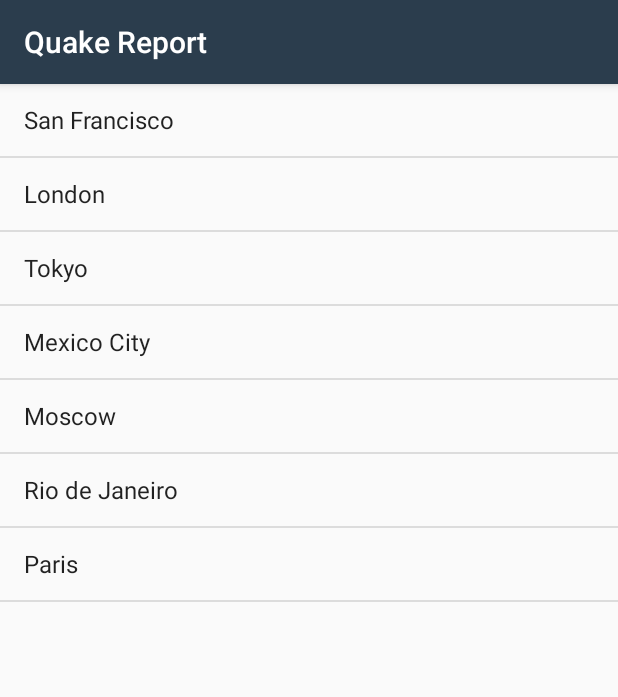
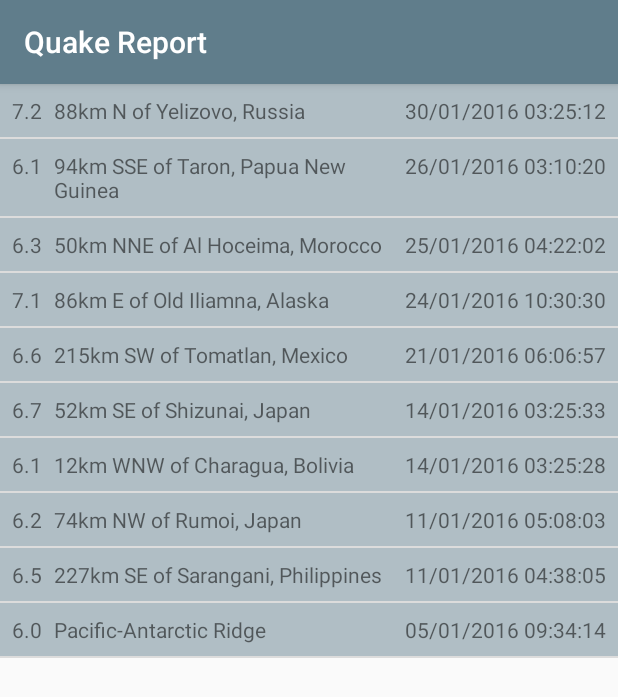
Before and after one commit to itchrand/QuakeReport, an Android app: the screen it shows after launch (EarthquakeActivity), on a phone screen of 412 x 824 dp. Shown: the top 697 px of the screen. Run offline under Robolectric (Android 15) with nearby library versions, the phone set to English and light mode, and no system bars.

Commit message:
Json parses from static. earthquakes are as list shown.

```diff
--- /dev/null
+++ b/app/src/main/java/it/chrand/quakereport/Earthquake.kt
@@ -0,0 +1,3 @@
+package it.chrand.quakereport
+
+class Earthquake (val magnitude: Double, val location: String, val date: String)
--- a/app/src/main/java/it/chrand/quakereport/EarthquakeActivity.kt
+++ b/app/src/main/java/it/chrand/quakereport/EarthquakeActivity.kt
@@ -16,24 +16,13 @@ class EarthquakeActivity : AppCompatActivity() {
         setContentView(R.layout.earthquake_activity)
 
         // Create a fake list of earthquake locations.
-        val earthquakes = ArrayList<String>()
-        earthquakes.add("San Francisco")
-        earthquakes.add("London")
-        earthquakes.add("Tokyo")
-        earthquakes.add("Mexico City")
-        earthquakes.add("Moscow")
-        earthquakes.add("Rio de Janeiro")
-        earthquakes.add("Paris")
+        val earthquakes = QueryUtils.extractEarthquakes()
 
         // Find a reference to the {@link ListView} in the layout
         val earthquakeListView = findViewById<View>(R.id.list) as ListView
 
-        // Create a new {@link ArrayAdapter} of earthquakes
-        val adapter = ArrayAdapter<String>(
-                this, android.R.layout.simple_list_item_1, earthquakes)
+        val itemsAdapter = EarthquakeAdapter(this, earthquakes, R.color.colorPrimaryLight)
 
-        // Set the adapter on the {@link ListView}
-        // so the list can be populated in the user interface
-        earthquakeListView.setAdapter(adapter)
+        earthquakeListView.setAdapter(itemsAdapter)
     }
 }
--- /dev/null
+++ b/app/src/main/java/it/chrand/quakereport/EarthquakeAdapter.kt
@@ -0,0 +1,44 @@
+package it.chrand.quakereport
+
+import android.content.Context
+import android.support.v4.content.ContextCompat
+import android.view.View
+import android.view.ViewGroup
+import android.widget.ArrayAdapter
+import android.widget.TextView
+import android.view.LayoutInflater
+import android.widget.LinearLayout
+
+
+class EarthquakeAdapter(val getContext: Context, val list: ArrayList<Earthquake>, val backgroundColorId: Int) :
+        ArrayAdapter<Earthquake>(getContext, 0, list) {
+
+    override fun getView(position: Int, convertView: View?, parent: ViewGroup): View? {
+        var listItemView = convertView
+        if (listItemView == null) {
+            listItemView = LayoutInflater.from(context).inflate(
+                    R.layout.list_item, parent, false)
+
+            val textContainer = listItemView!!.findViewById(R.id.text_container) as LinearLayout
+            // find the color the ressourceId maps to
+            val color = ContextCompat.getColor(getContext, backgroundColorId)
+            textContainer.setBackgroundColor(color)
+        }
+
+        // Get the object located at this position in the list
+        val currentItem = list[position]
+
+        val miwokTextView = listItemView!!.findViewById(R.id.mag_text) as TextView
+        miwokTextView.setText(currentItem.magnitude.toString())
+
+        val locationTextView = listItemView.findViewById(R.id.location_text) as TextView
+        locationTextView.setText(currentItem.location)
+
+        val dateTextView = listItemView.findViewById(R.id.date_text) as TextView
+        dateTextView.setText(currentItem.date)
+
+        // Return the whole list item layout (containing 2 TextViews)
+        // so that it can be shown in the ListView
+        return listItemView
+    }
+}
--- /dev/null
+++ b/app/src/main/java/it/chrand/quakereport/QueryUtils.kt
@@ -0,0 +1,69 @@
+package it.chrand.quakereport
+
+import android.util.Log
+
+import org.json.JSONArray
+import org.json.JSONException
+import org.json.JSONObject
+import java.text.SimpleDateFormat
+
+import java.util.ArrayList
+
+/**
+ * Helper methods related to requesting and receiving earthquake data from USGS.
+ */
+object QueryUtils {
+
+    /** Sample JSON response for a USGS query  */
+    private val SAMPLE_JSON_RESPONSE = "{\"type\":\"FeatureCollection\",\"metadata\":{\"generated\":1462295443000,\"url\":\"http://earthquake.usgs.gov/fdsnws/event/1/query?format=geojson&starttime=2016-01-01&endtime=2016-01-31&minmag=6&limit=10\",\"title\":\"USGS Earthquakes\",\"status\":200,\"api\":\"1.5.2\",\"limit\":10,\"offset\":1,\"count\":10},\"features\":[{\"type\":\"Feature\",\"properties\":{\"mag\":7.2,\"place\":\"88km N of Yelizovo, Russia\",\"time\":1454124312220,\"updated\":1460674294040,\"tz\":720,\"url\":\"http://earthquake.usgs.gov/earthquakes/eventpage/us20004vvx\",\"detail\":\"http://earthquake.usgs.gov/fdsnws/event/1/query?eventid=us20004vvx&format=geojson\",\"felt\":2,\"cdi\":3.4,\"mmi\":5.82,\"alert\":\"green\",\"status\":\"reviewed\",\"tsunami\":1,\"sig\":798,\"net\":\"us\",\"code\":\"20004vvx\",\"ids\":\",at00o1qxho,pt16030050,us20004vvx,gcmt20160130032510,\",\"sources\":\",at,pt,us,gcmt,\",\"types\":\",cap,dyfi,finite-fault,general-link,general-text,geoserve,impact-link,impact-text,losspager,moment-tensor,nearby-cities,origin,phase-data,shakemap,tectonic-summary,\",\"nst\":null,\"dmin\":0.958,\"rms\":1.19,\"gap\":17,\"magType\":\"mww\",\"type\":\"earthquake\",\"title\":\"M 7.2 - 88km N of Yelizovo, Russia\"},\"geometry\":{\"type\":\"Point\",\"coordinates\":[158.5463,53.9776,177]},\"id\":\"us20004vvx\"},\n" +
+            "{\"type\":\"Feature\",\"properties\":{\"mag\":6.1,\"place\":\"94km SSE of Taron, Papua New Guinea\",\"time\":1453777820750,\"updated\":1460156775040,\"tz\":600,\"url\":\"http://earthquake.usgs.gov/earthquakes/eventpage/us20004uks\",\"detail\":\"http://earthquake.usgs.gov/fdsnws/event/1/query?eventid=us20004uks&format=geojson\",\"felt\":null,\"cdi\":null,\"mmi\":4.1,\"alert\":\"green\",\"status\":\"reviewed\",\"tsunami\":1,\"sig\":572,\"net\":\"us\",\"code\":\"20004uks\",\"ids\":\",us20004uks,gcmt20160126031023,\",\"sources\":\",us,gcmt,\",\"types\":\",cap,geoserve,losspager,moment-tensor,nearby-cities,origin,phase-data,shakemap,tectonic-summary,\",\"nst\":null,\"dmin\":1.537,\"rms\":0.74,\"gap\":25,\"magType\":\"mww\",\"type\":\"earthquake\",\"title\":\"M 6.1 - 94km SSE of Taron, Papua New Guinea\"},\"geometry\":{\"type\":\"Point\",\"coordinates\":[153.2454,-5.2952,26]},\"id\":\"us20004uks\"},\n" +
+            "{\"type\":\"Feature\",\"properties\":{\"mag\":6.3,\"place\":\"50km NNE of Al Hoceima, Morocco\",\"time\":1453695722730,\"updated\":1460156773040,\"tz\":0,\"url\":\"http://earthquake.usgs.gov/earthquakes/eventpage/us10004gy9\",\"detail\":\"http://earthquake.usgs.gov/fdsnws/event/1/query?eventid=us10004gy9&format=geojson\",\"felt\":117,\"cdi\":7.2,\"mmi\":5.28,\"alert\":\"green\",\"status\":\"reviewed\",\"tsunami\":0,\"sig\":695,\"net\":\"us\",\"code\":\"10004gy9\",\"ids\":\",us10004gy9,gcmt20160125042203,\",\"sources\":\",us,gcmt,\",\"types\":\",cap,dyfi,geoserve,impact-text,losspager,moment-tensor,nearby-cities,origin,phase-data,shakemap,tectonic-summary,\",\"nst\":null,\"dmin\":2.201,\"rms\":0.92,\"gap\":20,\"magType\":\"mww\",\"type\":\"earthquake\",\"title\":\"M 6.3 - 50km NNE of Al Hoceima, Morocco\"},\"geometry\":{\"type\":\"Point\",\"coordinates\":[-3.6818,35.6493,12]},\"id\":\"us10004gy9\"},\n" +
+            "{\"type\":\"Feature\",\"properties\":{\"mag\":7.1,\"place\":\"86km E of Old Iliamna, Alaska\",\"time\":1453631430230,\"updated\":1460156770040,\"tz\":-540,\"url\":\"http://earthquake.usgs.gov/earthquakes/eventpage/us10004gqp\",\"detail\":\"http://earthquake.usgs.gov/fdsnws/event/1/query?eventid=us10004gqp&format=geojson\",\"felt\":1816,\"cdi\":7.2,\"mmi\":6.6,\"alert\":\"green\",\"status\":\"reviewed\",\"tsunami\":1,\"sig\":1496,\"net\":\"us\",\"code\":\"10004gqp\",\"ids\":\",at00o1gd6r,us10004gqp,ak12496371,gcmt20160124103030,\",\"sources\":\",at,us,ak,gcmt,\",\"types\":\",cap,dyfi,finite-fault,general-link,general-text,geoserve,impact-link,impact-text,losspager,moment-tensor,nearby-cities,origin,phase-data,shakemap,tectonic-summary,trump-origin,\",\"nst\":null,\"dmin\":0.72,\"rms\":2.11,\"gap\":19,\"magType\":\"mww\",\"type\":\"earthquake\",\"title\":\"M 7.1 - 86km E of Old Iliamna, Alaska\"},\"geometry\":{\"type\":\"Point\",\"coordinates\":[-153.4051,59.6363,129]},\"id\":\"us10004gqp\"},\n" +
+            "{\"type\":\"Feature\",\"properties\":{\"mag\":6.6,\"place\":\"215km SW of Tomatlan, Mexico\",\"time\":1453399617650,\"updated\":1459963829040,\"tz\":-420,\"url\":\"http://earthquake.usgs.gov/earthquakes/eventpage/us10004g4l\",\"detail\":\"http://earthquake.usgs.gov/fdsnws/event/1/query?eventid=us10004g4l&format=geojson\",\"felt\":11,\"cdi\":2.7,\"mmi\":3.92,\"alert\":\"green\",\"status\":\"reviewed\",\"tsunami\":1,\"sig\":673,\"net\":\"us\",\"code\":\"10004g4l\",\"ids\":\",at00o1bebo,pt16021050,us10004g4l,gcmt20160121180659,\",\"sources\":\",at,pt,us,gcmt,\",\"types\":\",cap,dyfi,geoserve,impact-link,impact-text,losspager,moment-tensor,nearby-cities,origin,phase-data,shakemap,tectonic-summary,\",\"nst\":null,\"dmin\":2.413,\"rms\":0.98,\"gap\":74,\"magType\":\"mww\",\"type\":\"earthquake\",\"title\":\"M 6.6 - 215km SW of Tomatlan, Mexico\"},\"geometry\":{\"type\":\"Point\",\"coordinates\":[-106.9337,18.8239,10]},\"id\":\"us10004g4l\"},\n" +
+            "{\"type\":\"Feature\",\"properties\":{\"mag\":6.7,\"place\":\"52km SE of Shizunai, Japan\",\"time\":1452741933640,\"updated\":1459304879040,\"tz\":540,\"url\":\"http://earthquake.usgs.gov/earthquakes/eventpage/us10004ebx\",\"detail\":\"http://earthquake.usgs.gov/fdsnws/event/1/query?eventid=us10004ebx&format=geojson\",\"felt\":51,\"cdi\":5.8,\"mmi\":6.45,\"alert\":\"green\",\"status\":\"reviewed\",\"tsunami\":1,\"sig\":720,\"net\":\"us\",\"code\":\"10004ebx\",\"ids\":\",us10004ebx,pt16014050,at00o0xauk,gcmt20160114032534,\",\"sources\":\",us,pt,at,gcmt,\",\"types\":\",associate,cap,dyfi,geoserve,impact-link,impact-text,losspager,moment-tensor,nearby-cities,origin,phase-data,shakemap,\",\"nst\":null,\"dmin\":0.281,\"rms\":0.98,\"gap\":22,\"magType\":\"mww\",\"type\":\"earthquake\",\"title\":\"M 6.7 - 52km SE of Shizunai, Japan\"},\"geometry\":{\"type\":\"Point\",\"coordinates\":[142.781,41.9723,46]},\"id\":\"us10004ebx\"},\n" +
+            "{\"type\":\"Feature\",\"properties\":{\"mag\":6.1,\"place\":\"12km WNW of Charagua, Bolivia\",\"time\":1452741928270,\"updated\":1459304879040,\"tz\":-240,\"url\":\"http://earthquake.usgs.gov/earthquakes/eventpage/us10004ebw\",\"detail\":\"http://earthquake.usgs.gov/fdsnws/event/1/query?eventid=us10004ebw&format=geojson\",\"felt\":3,\"cdi\":2.2,\"mmi\":2.21,\"alert\":\"green\",\"status\":\"reviewed\",\"tsunami\":0,\"sig\":573,\"net\":\"us\",\"code\":\"10004ebw\",\"ids\":\",us10004ebw,gcmt20160114032528,\",\"sources\":\",us,gcmt,\",\"types\":\",cap,dyfi,geoserve,impact-text,losspager,moment-tensor,nearby-cities,origin,phase-data,shakemap,tectonic-summary,\",\"nst\":null,\"dmin\":5.492,\"rms\":1.04,\"gap\":16,\"magType\":\"mww\",\"type\":\"earthquake\",\"title\":\"M 6.1 - 12km WNW of Charagua, Bolivia\"},\"geometry\":{\"type\":\"Point\",\"coordinates\":[-63.3288,-19.7597,582.56]},\"id\":\"us10004ebw\"},\n" +
+            "{\"type\":\"Feature\",\"properties\":{\"mag\":6.2,\"place\":\"74km NW of Rumoi, Japan\",\"time\":1452532083920,\"updated\":1459304875040,\"tz\":540,\"url\":\"http://earthquake.usgs.gov/earthquakes/eventpage/us10004djn\",\"detail\":\"http://earthquake.usgs.gov/fdsnws/event/1/query?eventid=us10004djn&format=geojson\",\"felt\":8,\"cdi\":3.4,\"mmi\":3.74,\"alert\":\"green\",\"status\":\"reviewed\",\"tsunami\":0,\"sig\":594,\"net\":\"us\",\"code\":\"10004djn\",\"ids\":\",us10004djn,gcmt20160111170803,\",\"sources\":\",us,gcmt,\",\"types\":\",cap,dyfi,geoserve,impact-text,losspager,moment-tensor,nearby-cities,origin,phase-data,shakemap,tectonic-summary,\",\"nst\":null,\"dmin\":1.139,\"rms\":0.96,\"gap\":33,\"magType\":\"mww\",\"type\":\"earthquake\",\"title\":\"M 6.2 - 74km NW of Rumoi, Japan\"},\"geometry\":{\"type\":\"Point\",\"coordinates\":[141.0867,44.4761,238.81]},\"id\":\"us10004djn\"},\n" +
+            "{\"type\":\"Feature\",\"properties\":{\"mag\":6.5,\"place\":\"227km SE of Sarangani, Philippines\",\"time\":1452530285900,\"updated\":1459304874040,\"tz\":480,\"url\":\"http://earthquake.usgs.gov/earthquakes/eventpage/us10004dj5\",\"detail\":\"http://earthquake.usgs.gov/fdsnws/event/1/query?eventid=us10004dj5&format=geojson\",\"felt\":1,\"cdi\":2.7,\"mmi\":7.5,\"alert\":\"green\",\"status\":\"reviewed\",\"tsunami\":1,\"sig\":650,\"net\":\"us\",\"code\":\"10004dj5\",\"ids\":\",at00o0srjp,pt16011050,us10004dj5,gcmt20160111163807,\",\"sources\":\",at,pt,us,gcmt,\",\"types\":\",cap,dyfi,geoserve,impact-link,impact-text,losspager,moment-tensor,nearby-cities,origin,phase-data,shakemap,tectonic-summary,\",\"nst\":null,\"dmin\":3.144,\"rms\":0.72,\"gap\":22,\"magType\":\"mww\",\"type\":\"earthquake\",\"title\":\"M 6.5 - 227km SE of Sarangani, Philippines\"},\"geometry\":{\"type\":\"Point\",\"coordinates\":[126.8621,3.8965,13]},\"id\":\"us10004dj5\"},\n" +
+            "{\"type\":\"Feature\",\"properties\":{\"mag\":6,\"place\":\"Pacific-Antarctic Ridge\",\"time\":1451986454620,\"updated\":1459202978040,\"tz\":-540,\"url\":\"http://earthquake.usgs.gov/earthquakes/eventpage/us10004bgk\",\"detail\":\"http://earthquake.usgs.gov/fdsnws/event/1/query?eventid=us10004bgk&format=geojson\",\"felt\":0,\"cdi\":1,\"mmi\":0,\"alert\":\"green\",\"status\":\"reviewed\",\"tsunami\":0,\"sig\":554,\"net\":\"us\",\"code\":\"10004bgk\",\"ids\":\",us10004bgk,gcmt20160105093415,\",\"sources\":\",us,gcmt,\",\"types\":\",cap,dyfi,geoserve,losspager,moment-tensor,nearby-cities,origin,phase-data,shakemap,\",\"nst\":null,\"dmin\":30.75,\"rms\":0.67,\"gap\":71,\"magType\":\"mww\",\"type\":\"earthquake\",\"title\":\"M 6.0 - Pacific-Antarctic Ridge\"},\"geometry\":{\"type\":\"Point\",\"coordinates\":[-136.2603,-54.2906,10]},\"id\":\"us10004bgk\"}],\"bbox\":[-153.4051,-54.2906,10,158.5463,59.6363,582.56]}"
+
+    /**
+     * Return a list of [Earthquake] objects that has been built up from
+     * parsing a JSON response.
+     */
+    fun extractEarthquakes(): ArrayList<Earthquake> {
+
+        // Create an empty ArrayList that we can start adding earthquakes to
+        val earthquakes = ArrayList<Earthquake>()
+
+        // Try to parse the SAMPLE_JSON_RESPONSE. If there's a problem with the way the JSON
+        // is formatted, a JSONException exception object will be thrown.
+        // Catch the exception so the app doesn't crash, and print the error message to the logs.
+        try {
+            // TODO: Parse the response given by the SAMPLE_JSON_RESPONSE string and
+            // build up a list of Earthquake objects with the corresponding data.
+            val formatter = SimpleDateFormat("dd/MM/yyyy hh:mm:ss.SSS")
+
+            val rootObject = JSONObject(SAMPLE_JSON_RESPONSE)
+            val featuresArray = rootObject.getJSONArray("features")
+            for (index in 0..featuresArray.length()) {
+                val featuresObject = featuresArray.getJSONObject(index)
+                val propertiesObject = featuresObject.getJSONObject("properties")
+                val formatter = SimpleDateFormat("dd/MM/yyyy hh:mm:ss")
+                earthquakes.add(
+                        Earthquake(propertiesObject.getDouble("mag"),
+                                   propertiesObject.getString("place"),
+                                   formatter.format(propertiesObject.getLong("time"))))
+            }
+
+        } catch (e: JSONException) {
+            // If an error is thrown when executing any of the above statements in the "try" block,
+            // catch the exception here, so the app doesn't crash. Print a log message
+            // with the message from the exception.
+            Log.e("QueryUtils", "Problem parsing the earthquake JSON results", e)
+        }
+
+        // Return the list of earthquakes
+        return earthquakes
+    }
+
+}
--- /dev/null
+++ b/app/src/main/res/layout/list_item.xml
@@ -0,0 +1,34 @@
+<?xml version="1.0" encoding="utf-8"?>
+<LinearLayout
+    xmlns:android="http://schemas.android.com/apk/res/android"
+    xmlns:tools="http://schemas.android.com/tools"
+    android:id="@+id/text_container"
+    android:layout_width="match_parent"
+    android:layout_height="wrap_content"
+    android:orientation="horizontal"
+    android:padding="8dp">
+
+    <TextView
+        android:id="@+id/mag_text"
+        android:layout_width="wrap_content"
+        android:layout_height="wrap_content"
+        android:layout_weight="0"
+        tools:text="7.2"/>
+
+    <TextView
+        android:id="@+id/location_text"
+        android:layout_width="wrap_content"
+        android:layout_height="wrap_content"
+        android:layout_marginStart="8dp"
+        android:layout_marginEnd="8dp"
+        android:layout_weight="1"
+        tools:text="London"/>
+
+    <TextView
+        android:id="@+id/date_text"
+        android:layout_width="wrap_content"
+        android:layout_height="wrap_content"
+        android:layout_weight="0"
+        tools:text="Feb 2, 2016"/>
+
+</LinearLayout>
--- a/app/src/main/res/values/colors.xml
+++ b/app/src/main/res/values/colors.xml
@@ -1,6 +1,7 @@
 <?xml version="1.0" encoding="utf-8"?>
 <resources>
-    <color name="colorPrimary">#2B3D4D</color>
-    <color name="colorPrimaryDark">#23303D</color>
+    <color name="colorPrimary">#607D8B</color>
+    <color name="colorPrimaryDark">#455A64</color>
+    <color name="colorPrimaryLight">#B0BEC5</color>
     <color name="colorAccent">#10CAC9</color>
 </resources>
```
